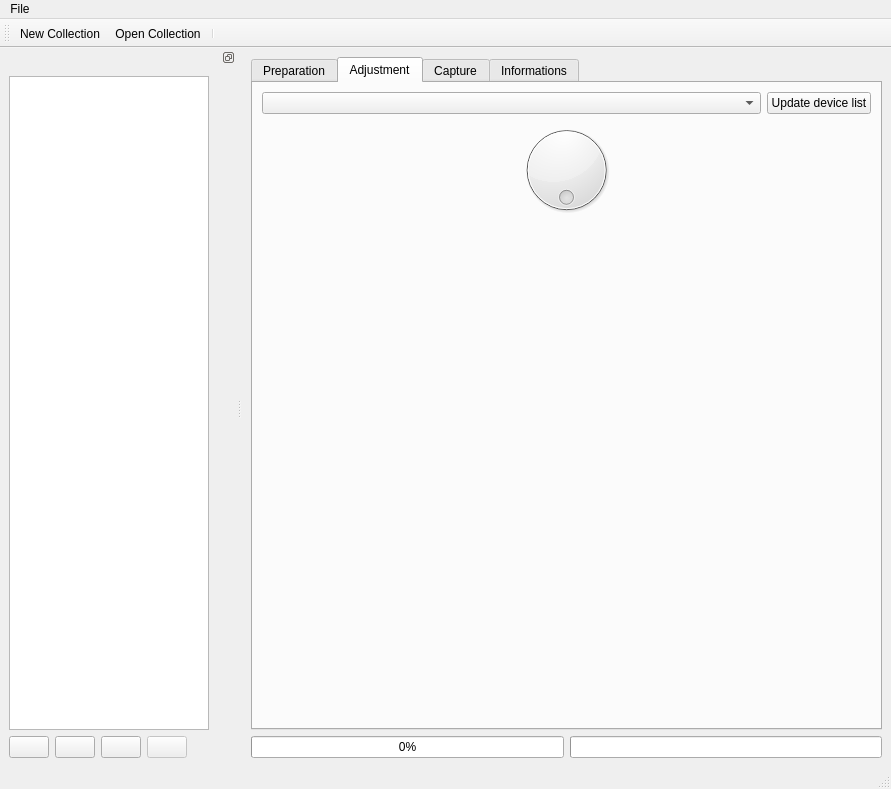
The window that pc/master/mainwindow.ui (plule/pfe-costumes) describes before a commit, drawn with Qt 5.
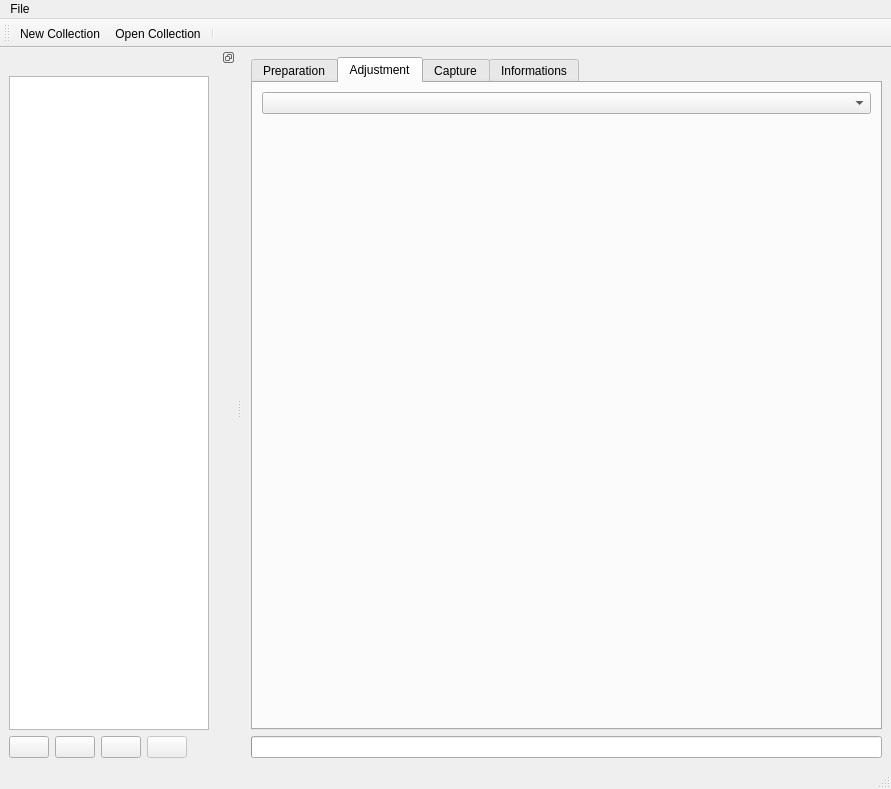
The same window after the commit. The open tabs and pages were chosen to show the change. Icons and pictures are not drawn. Custom widgets are drawn as their Qt base class.

Commit message: remove useless ui elements

Diff of the .ui file:
```diff
--- a/pc/master/mainwindow.ui
+++ b/pc/master/mainwindow.ui
@@ -45,28 +45,11 @@
             </property>
            </widget>
           </item>
-          <item>
-           <widget class="QPushButton" name="ardHelloButton">
-            <property name="text">
-             <string>Update device list</string>
-            </property>
-           </widget>
-          </item>
          </layout>
         </item>
         <item>
          <layout class="QFormLayout" name="adjustementForm"/>
         </item>
-        <item>
-         <widget class="QDial" name="rotationDial">
-          <property name="maximum">
-           <number>360</number>
-          </property>
-          <property name="wrapping">
-           <bool>true</bool>
-          </property>
-         </widget>
-        </item>
         <item>
          <spacer name="verticalSpacer_2">
           <property name="orientation">
@@ -478,22 +461,6 @@
     </item>
     <item>
      <layout class="QHBoxLayout" name="progressLayout">
-      <item>
-       <widget class="QProgressBar" name="globalWorkBar">
-        <property name="minimum">
-         <number>1</number>
-        </property>
-        <property name="maximum">
-         <number>36</number>
-        </property>
-        <property name="value">
-         <number>1</number>
-        </property>
-        <property name="format">
-         <string>%p%</string>
-        </property>
-       </widget>
-      </item>
       <item>
        <widget class="QProgressBar" name="workBar">
         <property name="value">
```
Left out of the diff: 18 changed lines with no effect on the pictures. The commit also changes 1 other file.
